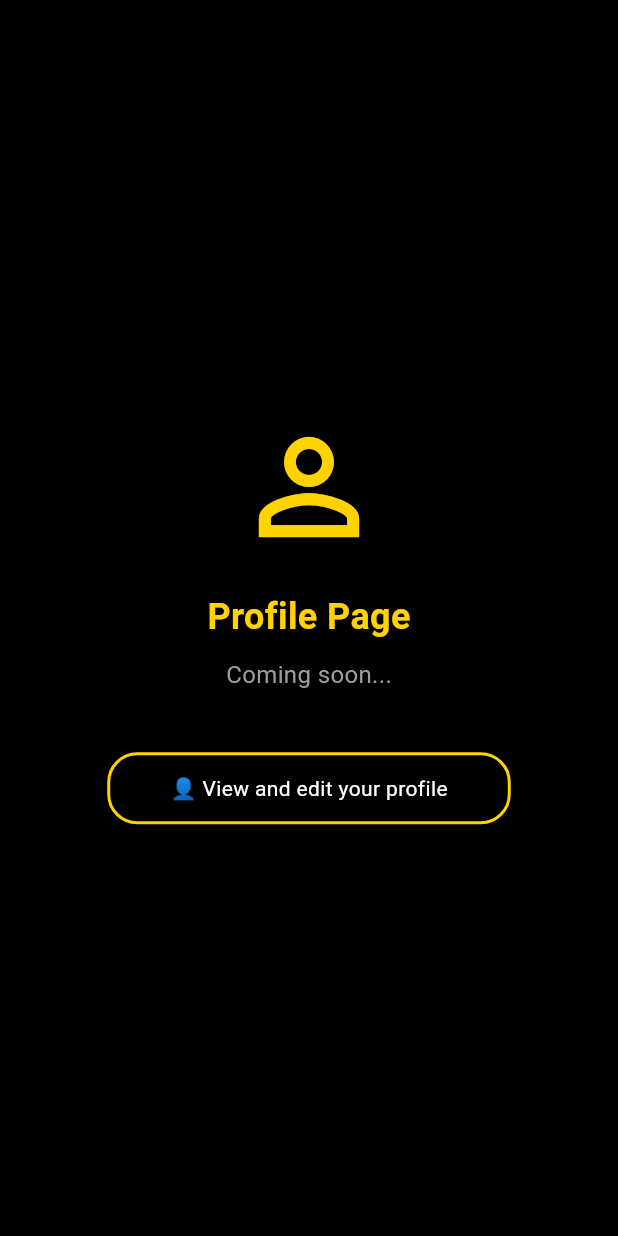
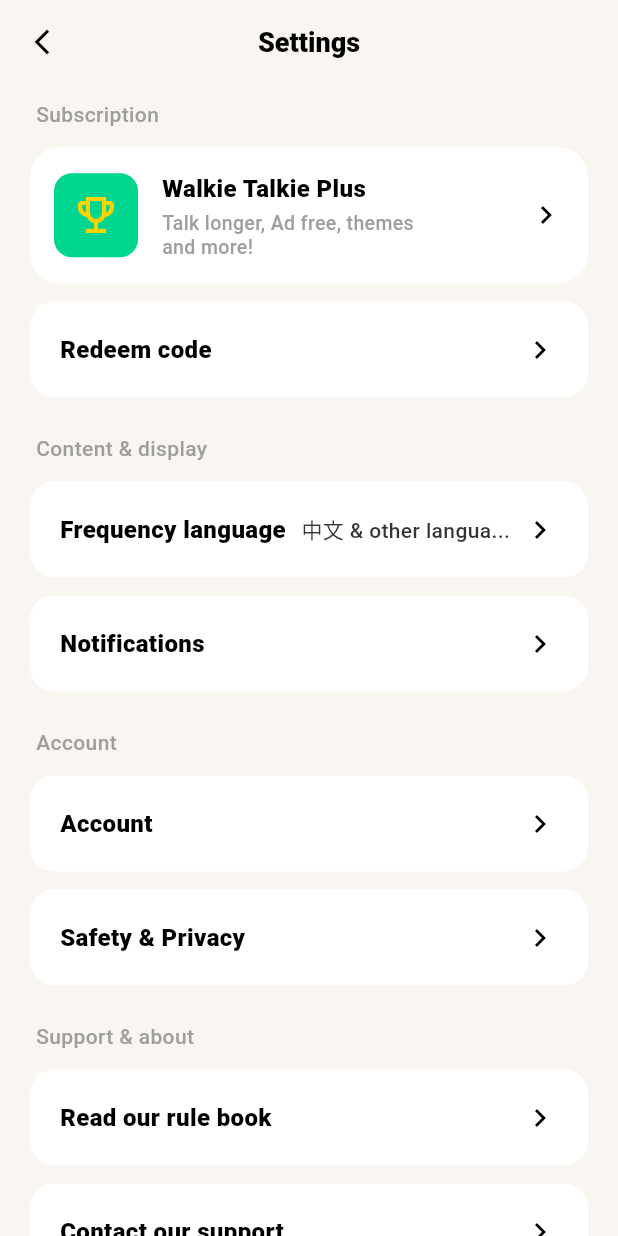
Before and after one commit to Dssssds/flutter_ani_widgets, a Flutter app: the ProfilePage screen opened directly, on a phone screen of 412 x 824 dp. Run offline on Flutter 3.47's test engine with Material 3 defaults, Android fonts, the phone set to English and light mode, and no system bars; our stand-ins replace cached_network_image, equatable, flutter_animate, google_fonts, just_audio, math_expressions and 1 more; missing offline and left inert: flutter_3d_controller, flutter_shaders, forge2d, just_waveform; accounts and stored records are empty.

Commit message:
更新: 完善 APP-09 个人设置页面 UI

```diff
--- a/lib/app_demo/09/screens/main_container.dart
+++ b/lib/app_demo/09/screens/main_container.dart
@@ -14,6 +14,14 @@
 
 class _MainContainerState extends State<MainContainer> {
   int _currentIndex = 0;
+
+  // 每个页面对应的背景色
+  final Map<int, Color> _pageBackgroundColors = const {
+    0: Color(0xFF4FD2F8),  // RetroHomePage - 青色
+    1: Color(0xFFF9F5F0),  // ChatPage - 米色
+    2: Color(0xFF4FD2F8),  // ShopPage - 青色
+    3: Color(0xFFF9F5F0),  // ProfilePage - 米色
+  };
 
   // 所有页面列表
   final List<Widget> _pages = const [
@@ -33,6 +41,7 @@
   @override
   Widget build(BuildContext context) {
     return Scaffold(
+      backgroundColor: _pageBackgroundColors[_currentIndex] ?? const Color(0xFF4FD2F8),
       body: IndexedStack(
         index: _currentIndex,
         children: _pages,
--- a/lib/app_demo/09/screens/profile_page.dart
+++ b/lib/app_demo/09/screens/profile_page.dart
@@ -5,52 +5,242 @@
 
   @override
   Widget build(BuildContext context) {
-    return SafeArea(
-      child: Center(
-        child: Column(
-          mainAxisAlignment: MainAxisAlignment.center,
+    const backgroundColor = Color(0xFFF9F5F0);
+
+    return Container(
+      color: backgroundColor,
+      child: Scaffold(
+        backgroundColor: backgroundColor,
+        appBar: AppBar(
+          backgroundColor: backgroundColor,
+          elevation: 0,
+          leading: IconButton(
+            icon: const Icon(
+              Icons.arrow_back_ios_new,
+              color: Colors.black,
+              size: 20,
+            ),
+            onPressed: () {
+              // 如果是 Tab 页可能不需要返回，这里保留 UI 还原
+            },
+          ),
+          centerTitle: true,
+          title: const Text(
+            'Settings',
+            style: TextStyle(
+              color: Colors.black,
+              fontSize: 18,
+              fontWeight: FontWeight.w900,
+            ),
+          ),
+        ),
+        body: ListView(
+          padding: const EdgeInsets.fromLTRB(20, 10, 20, 100),
           children: [
-            const Icon(
-              Icons.person_outline,
-              size: 100,
-              color: Color(0xFFFFD200),
+            // 1. Subscription Section
+            const _SectionTitle('Subscription'),
+            const SizedBox(height: 12),
+            _PremiumCard(
+              title: 'Walkie Talkie Plus',
+              subtitle: 'Talk longer, Ad free, themes\nand more!',
+              icon: Icons.verified, // 临时用 Verified 图标代替皇冠
+              iconColor: const Color(0xFFFFD200),
+              iconBgColor: const Color(0xFF00D68F), // 绿色背景
+              onTap: () {},
             ),
-            const SizedBox(height: 20),
-            const Text(
-              'Profile Page',
-              style: TextStyle(
-                fontSize: 24,
-                fontWeight: FontWeight.bold,
-                color: Color(0xFFFFD200),
-              ),
+            const SizedBox(height: 12),
+            _SettingItem(title: 'Redeem code', onTap: () {}),
+
+            const SizedBox(height: 24),
+
+            // 2. Content & display
+            const _SectionTitle('Content & display'),
+            const SizedBox(height: 12),
+            _SettingItem(
+              title: 'Frequency language',
+              trailingText: '中文 & other langua...',
+              onTap: () {},
             ),
-            const SizedBox(height: 10),
-            const Text(
-              'Coming soon...',
-              style: TextStyle(
-                fontSize: 16,
-                color: Colors.grey,
-              ),
-            ),
-            const SizedBox(height: 40),
-            Container(
-              padding: const EdgeInsets.symmetric(horizontal: 40, vertical: 12),
-              decoration: BoxDecoration(
-                color: Colors.black,
-                borderRadius: BorderRadius.circular(20),
-                border: Border.all(color: const Color(0xFFFFD200), width: 2),
-              ),
-              child: const Text(
-                '👤 View and edit your profile',
-                style: TextStyle(
-                  color: Colors.white,
-                  fontSize: 14,
-                ),
-              ),
-            ),
+            const SizedBox(height: 12),
+            _SettingItem(title: 'Notifications', onTap: () {}),
+
+            const SizedBox(height: 24),
+
+            // 3. Account
+            const _SectionTitle('Account'),
+            const SizedBox(height: 12),
+            _SettingItem(title: 'Account', onTap: () {}),
+            const SizedBox(height: 12),
+            _SettingItem(title: 'Safety & Privacy', onTap: () {}),
+
+            const SizedBox(height: 24),
+
+            // 4. Support & about
+            const _SectionTitle('Support & about'),
+            const SizedBox(height: 12),
+            _SettingItem(title: 'Read our rule book', onTap: () {}),
+            const SizedBox(height: 12),
+            _SettingItem(title: 'Contact our support', onTap: () {}),
           ],
         ),
       ),
     );
   }
 }
+
+/// 列表小标题
+class _SectionTitle extends StatelessWidget {
+  final String title;
+
+  const _SectionTitle(this.title);
+
+  @override
+  Widget build(BuildContext context) {
+    return Padding(
+      padding: const EdgeInsets.only(left: 4),
+      child: Text(
+        title,
+        style: TextStyle(
+          color: Colors.grey[500],
+          fontSize: 14,
+          fontWeight: FontWeight.w500,
+        ),
+      ),
+    );
+  }
+}
+
+/// 普通设置项
+class _SettingItem extends StatelessWidget {
+  final String title;
+  final String? trailingText;
+  final VoidCallback onTap;
+
+  const _SettingItem({
+    required this.title,
+    required this.onTap,
+    this.trailingText,
+  });
+
+  @override
+  Widget build(BuildContext context) {
+    return Material(
+      color: Colors.white,
+      borderRadius: BorderRadius.circular(16),
+      child: InkWell(
+        onTap: onTap,
+        borderRadius: BorderRadius.circular(16),
+        child: Container(
+          padding: const EdgeInsets.symmetric(horizontal: 20, vertical: 20),
+          child: Row(
+            children: [
+              Expanded(
+                child: Text(
+                  title,
+                  style: const TextStyle(
+                    fontSize: 16,
+                    fontWeight: FontWeight.w800, // 较粗的字体
+                    color: Colors.black,
+                  ),
+                ),
+              ),
+              if (trailingText != null)
+                Padding(
+                  padding: const EdgeInsets.only(right: 8),
+                  child: Text(
+                    trailingText!,
+                    style: TextStyle(
+                      fontSize: 14,
+                      color: Colors.black.withOpacity(0.8),
+                      fontWeight: FontWeight.w500,
+                    ),
+                  ),
+                ),
+              const Icon(Icons.chevron_right, color: Colors.black, size: 24),
+            ],
+          ),
+        ),
+      ),
+    );
+  }
+}
+
+/// 带有图标的高级卡片 (Walkie Talkie Plus)
+class _PremiumCard extends StatelessWidget {
+  final String title;
+  final String subtitle;
+  final IconData icon;
+  final Color iconColor;
+  final Color iconBgColor;
+  final VoidCallback onTap;
+
+  const _PremiumCard({
+    required this.title,
+    required this.subtitle,
+    required this.icon,
+    required this.iconColor,
+    required this.iconBgColor,
+    required this.onTap,
+  });
+
+  @override
+  Widget build(BuildContext context) {
+    return Material(
+      color: Colors.white,
+      borderRadius: BorderRadius.circular(20),
+      child: InkWell(
+        onTap: onTap,
+        borderRadius: BorderRadius.circular(20),
+        child: Container(
+          padding: const EdgeInsets.all(16),
+          child: Row(
+            children: [
+              // 图标容器
+              Container(
+                width: 56,
+                height: 56,
+                decoration: BoxDecoration(
+                  color: iconBgColor,
+                  borderRadius: BorderRadius.circular(12),
+                ),
+                child: Icon(
+                  Icons.emoji_events_outlined, // 皇冠形状的图标
+                  color: iconColor,
+                  size: 32,
+                ),
+              ),
+              const SizedBox(width: 16),
+              // 文本区域
+              Expanded(
+                child: Column(
+                  crossAxisAlignment: CrossAxisAlignment.start,
+                  children: [
+                    Text(
+                      title,
+                      style: const TextStyle(
+                        fontSize: 16,
+                        fontWeight: FontWeight.w900,
+                        color: Colors.black,
+                      ),
+                    ),
+                    const SizedBox(height: 4),
+                    Text(
+                      subtitle,
+                      style: TextStyle(
+                        fontSize: 13,
+                        color: Colors.grey[500],
+                        height: 1.2,
+                        fontWeight: FontWeight.w500,
+                      ),
+                    ),
+                  ],
+                ),
+              ),
+              const Icon(Icons.chevron_right, color: Colors.black, size: 24),
+            ],
+          ),
+        ),
+      ),
+    );
+  }
+}
```
